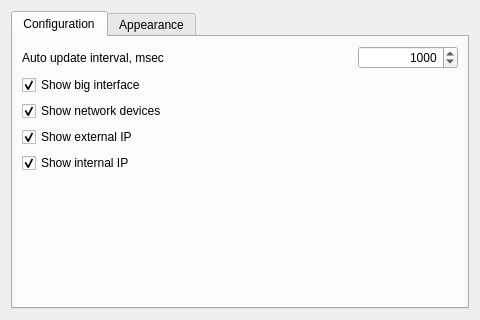
The window that sources/plasmoid/configwindow.ui (arcan1s/netctl-gui) describes before a commit, drawn with Qt 5.
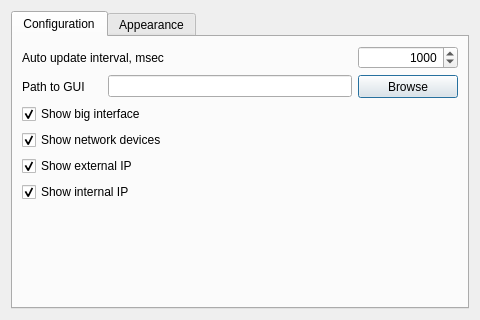
The same window after the commit. Custom widgets are drawn as their Qt base class.

Commit message: added gui path configuration

```diff
--- a/sources/plasmoid/configwindow.ui
+++ b/sources/plasmoid/configwindow.ui
@@ -88,6 +88,42 @@
          </item>
         </layout>
        </item>
+       <item>
+        <layout class="QHBoxLayout" name="layout_gui">
+         <item>
+          <widget class="QLabel" name="label_gui">
+           <property name="minimumSize">
+            <size>
+             <width>80</width>
+             <height>23</height>
+            </size>
+           </property>
+           <property name="text">
+            <string>Path to GUI</string>
+           </property>
+          </widget>
+         </item>
+         <item>
+          <widget class="QLineEdit" name="lineEdit_gui"/>
+         </item>
+         <item>
+          <widget class="QPushButton" name="pushButton_gui">
+           <property name="minimumSize">
+            <size>
+             <width>100</width>
+             <height>23</height>
+            </size>
+           </property>
+           <property name="text">
+            <string>Browse</string>
+           </property>
+           <property name="default">
+            <bool>true</bool>
+           </property>
+          </widget>
+         </item>
+        </layout>
+       </item>
        <item>
         <widget class="QCheckBox" name="checkBox_showBigInterface">
          <property name="text">
```
Left out of the diff: 2 changed lines with no effect on the pictures. The commit also changes 2 other files.
